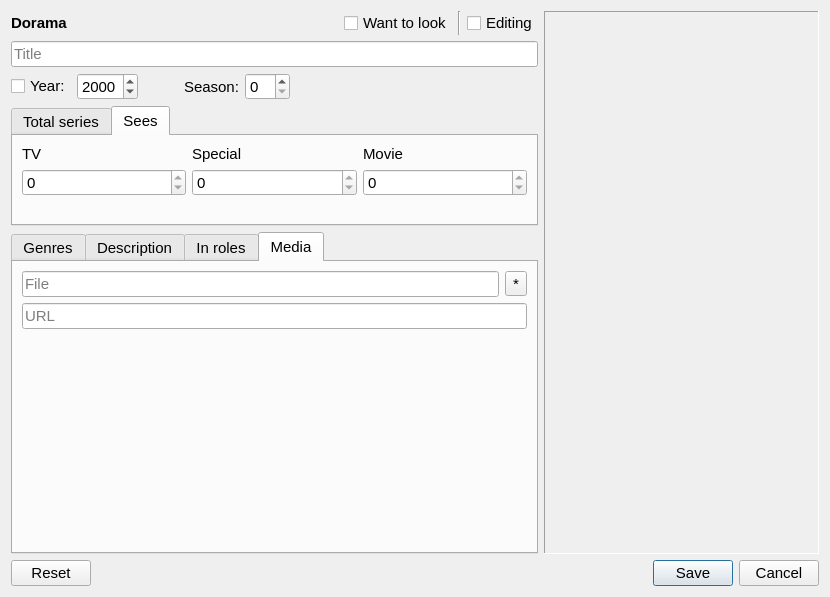
This is dialogadddorama.ui in LibertaSoft/DatabaseAnime as Qt 5 draws it before an edit. The edited form follows.
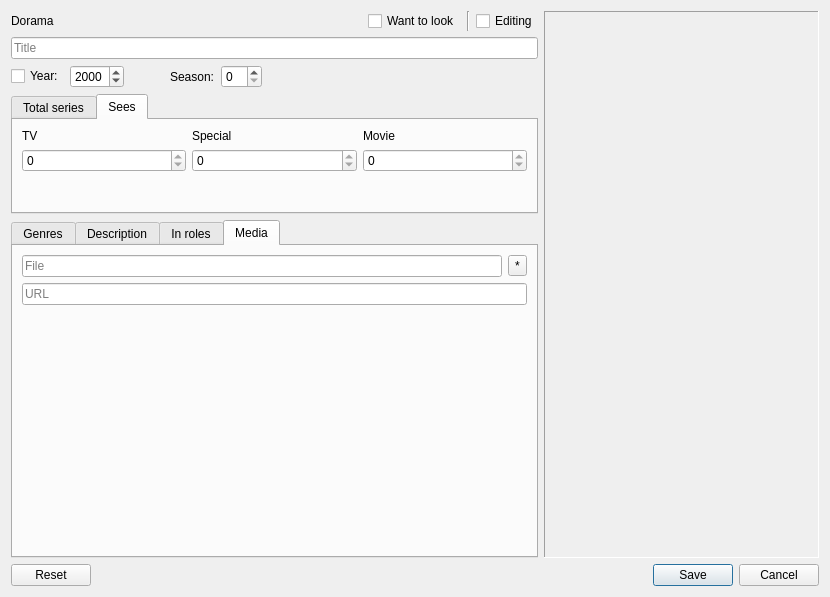
This is the edited form. Icons and pictures are not drawn. Custom widgets are drawn as their Qt base class.

Diff of the .ui file:
```diff
--- a/dialogadddorama.ui
+++ b/dialogadddorama.ui
@@ -28,14 +28,6 @@
         <layout class="QHBoxLayout" name="HLay_1">
          <item>
           <widget class="QLabel" name="label">
-           <property name="font">
-            <font>
-             <family>Cantarell</family>
-             <pointsize>11</pointsize>
-             <weight>75</weight>
-             <bold>true</bold>
-            </font>
-           </property>
            <property name="text">
             <string>Dorama</string>
            </property>
@@ -43,12 +35,6 @@
          </item>
          <item>
           <spacer name="HSpacer_0">
-           <property name="font">
-            <font>
-             <family>Cantarell</family>
-             <pointsize>11</pointsize>
-            </font>
-           </property>
            <property name="orientation">
             <enum>Qt::Horizontal</enum>
            </property>
@@ -62,12 +48,6 @@
          </item>
          <item>
           <widget class="QCheckBox" name="CheckBox_LookLater">
-           <property name="font">
-            <font>
-             <family>Cantarell</family>
-             <pointsize>11</pointsize>
-            </font>
-           </property>
            <property name="text">
             <string>Want to look</string>
            </property>
@@ -75,12 +55,6 @@
          </item>
          <item>
           <widget class="Line" name="line">
-           <property name="font">
-            <font>
-             <family>Cantarell</family>
-             <pointsize>11</pointsize>
-            </font>
-           </property>
            <property name="orientation">
             <enum>Qt::Vertical</enum>
            </property>
@@ -88,12 +62,6 @@
          </item>
          <item>
           <widget class="QCheckBox" name="CheckBox_Editing">
-           <property name="font">
-            <font>
-             <family>Cantarell</family>
-             <pointsize>11</pointsize>
-            </font>
-           </property>
            <property name="text">
             <string>Editing</string>
            </property>
@@ -103,12 +71,6 @@
        </item>
        <item>
         <widget class="QLineEdit" name="LineEdit_Title">
-         <property name="font">
-          <font>
-           <family>Cantarell</family>
-           <pointsize>11</pointsize>
-          </font>
-         </property>
          <property name="maxLength">
           <number>128</number>
          </property>
@@ -134,12 +96,6 @@
          </property>
          <item>
           <widget class="QCheckBox" name="CBox_Year">
-           <property name="font">
-            <font>
-             <family>Cantarell</family>
-             <pointsize>11</pointsize>
-            </font>
-           </property>
            <property name="text">
             <string>Year:</string>
            </property>
@@ -147,12 +103,6 @@
          </item>
          <item>
           <widget class="QSpinBox" name="SpinBox_Year">
-           <property name="font">
-            <font>
-             <family>Cantarell</family>
-             <pointsize>11</pointsize>
-            </font>
-           </property>
            <property name="minimum">
             <number>1900</number>
            </property>
@@ -166,12 +116,6 @@
          </item>
          <item>
           <spacer name="HSpacer_1">
-           <property name="font">
-            <font>
-             <family>Cantarell</family>
-             <pointsize>11</pointsize>
-            </font>
-           </property>
            <property name="orientation">
             <enum>Qt::Horizontal</enum>
            </property>
@@ -188,35 +132,16 @@
          </item>
          <item>
           <widget class="QLabel" name="Lbl_Season">
-           <property name="font">
-            <font>
-             <family>Cantarell</family>
-             <pointsize>11</pointsize>
-            </font>
-           </property>
            <property name="text">
             <string>Season:</string>
            </property>
           </widget>
          </item>
          <item>
-          <widget class="QSpinBox" name="SpinBox_Season">
-           <property name="font">
-            <font>
-             <family>Cantarell</family>
-             <pointsize>11</pointsize>
-            </font>
-           </property>
-          </widget>
+          <widget class="QSpinBox" name="SpinBox_Season"/>
          </item>
          <item>
           <spacer name="HSpacer_2">
-           <property name="font">
-            <font>
-             <family>Cantarell</family>
-             <pointsize>11</pointsize>
-            </font>
-           </property>
            <property name="orientation">
             <enum>Qt::Horizontal</enum>
            </property>
@@ -238,12 +163,6 @@
            <height>120</height>
           </size>
          </property>
-         <property name="font">
-          <font>
-           <family>Cantarell</family>
-           <pointsize>11</pointsize>
-          </font>
-         </property>
          <property name="currentIndex">
           <number>1</number>
          </property>
@@ -334,12 +253,6 @@
           <layout class="QGridLayout" name="gridLayout_2">
            <item row="0" column="0">
             <widget class="QLabel" name="Lbl_TV2">
-             <property name="font">
-              <font>
-               <family>Cantarell</family>
-               <pointsize>11</pointsize>
-              </font>
-             </property>
              <property name="text">
               <string>TV</string>
              </property>
@@ -347,12 +260,6 @@
            </item>
            <item row="0" column="1">
             <widget class="QLabel" name="Lbl_Spec2">
-             <property name="font">
-              <font>
-               <family>Cantarell</family>
-               <pointsize>11</pointsize>
-              </font>
-             </property>
              <property name="text">
               <string>Special</string>
              </property>
@@ -360,12 +267,6 @@
            </item>
            <item row="0" column="2">
             <widget class="QLabel" name="Lbl_Film2">
-             <property name="font">
-              <font>
-               <family>Cantarell</family>
-               <pointsize>11</pointsize>
-              </font>
-             </property>
              <property name="text">
               <string>Movie</string>
              </property>
@@ -373,12 +274,6 @@
            </item>
            <item row="1" column="0">
             <widget class="QSpinBox" name="SpinBox_vTV">
-             <property name="font">
-              <font>
-               <family>Cantarell</family>
-               <pointsize>11</pointsize>
-              </font>
-             </property>
              <property name="maximum">
               <number>0</number>
              </property>
@@ -386,12 +281,6 @@
            </item>
            <item row="1" column="1">
             <widget class="QSpinBox" name="SpinBox_vSpec">
-             <property name="font">
-              <font>
-               <family>Cantarell</family>
-               <pointsize>11</pointsize>
-              </font>
-             </property>
              <property name="maximum">
               <number>0</number>
              </property>
@@ -399,12 +288,6 @@
            </item>
            <item row="1" column="2">
             <widget class="QSpinBox" name="SpinBox_vMovie">
-             <property name="font">
-              <font>
-               <family>Cantarell</family>
-               <pointsize>11</pointsize>
-              </font>
-             </property>
              <property name="maximum">
               <number>0</number>
              </property>
@@ -412,12 +295,6 @@
            </item>
            <item row="2" column="1">
             <spacer name="VSpacer_2">
-             <property name="font">
-              <font>
-               <family>Cantarell</family>
-               <pointsize>11</pointsize>
-              </font>
-             </property>
              <property name="orientation">
               <enum>Qt::Vertical</enum>
              </property>
@@ -435,12 +312,6 @@
        </item>
        <item>
         <widget class="QTabWidget" name="TabWidget_Info">
-         <property name="font">
-          <font>
-           <family>Cantarell</family>
-           <pointsize>11</pointsize>
-          </font>
-         </property>
          <property name="currentIndex">
           <number>3</number>
          </property>
@@ -529,12 +400,6 @@
             <layout class="QHBoxLayout" name="HLayout_Dir">
              <item>
               <widget class="QLineEdit" name="LineEdit_Dir">
-               <property name="font">
-                <font>
-                 <family>Cantarell</family>
-                 <pointsize>11</pointsize>
-                </font>
-               </property>
                <property name="maxLength">
                 <number>256</number>
                </property>
@@ -551,12 +416,6 @@
              </item>
              <item>
               <widget class="QToolButton" name="toolButton">
-               <property name="font">
-                <font>
-                 <family>Cantarell</family>
-                 <pointsize>11</pointsize>
-                </font>
-               </property>
                <property name="toolTip">
                 <string/>
                </property>
@@ -579,12 +438,6 @@
            </item>
            <item>
             <widget class="QLineEdit" name="LineEdit_URL">
-             <property name="font">
-              <font>
-               <family>Cantarell</family>
-               <pointsize>11</pointsize>
-              </font>
-             </property>
              <property name="maxLength">
               <number>256</number>
              </property>
@@ -601,12 +454,6 @@
            </item>
            <item>
             <spacer name="VSpacer_0">
-             <property name="font">
-              <font>
-               <family>Cantarell</family>
-               <pointsize>11</pointsize>
-              </font>
-             </property>
              <property name="orientation">
               <enum>Qt::Vertical</enum>
              </property>
@@ -650,12 +497,6 @@
          <height>0</height>
         </size>
        </property>
-       <property name="font">
-        <font>
-         <family>Cantarell</family>
-         <pointsize>11</pointsize>
-        </font>
-       </property>
        <property name="toolTip">
         <string>Drop image here, or a double click for a file choice</string>
        </property>
@@ -686,12 +527,6 @@
    </item>
    <item>
     <widget class="QDialogButtonBox" name="BtnBox">
-     <property name="font">
-      <font>
-       <family>Cantarell</family>
-       <pointsize>11</pointsize>
-      </font>
-     </property>
      <property name="standardButtons">
       <set>QDialogButtonBox::Cancel|QDialogButtonBox::Reset|QDialogButtonBox::Save</set>
      </property>
```
